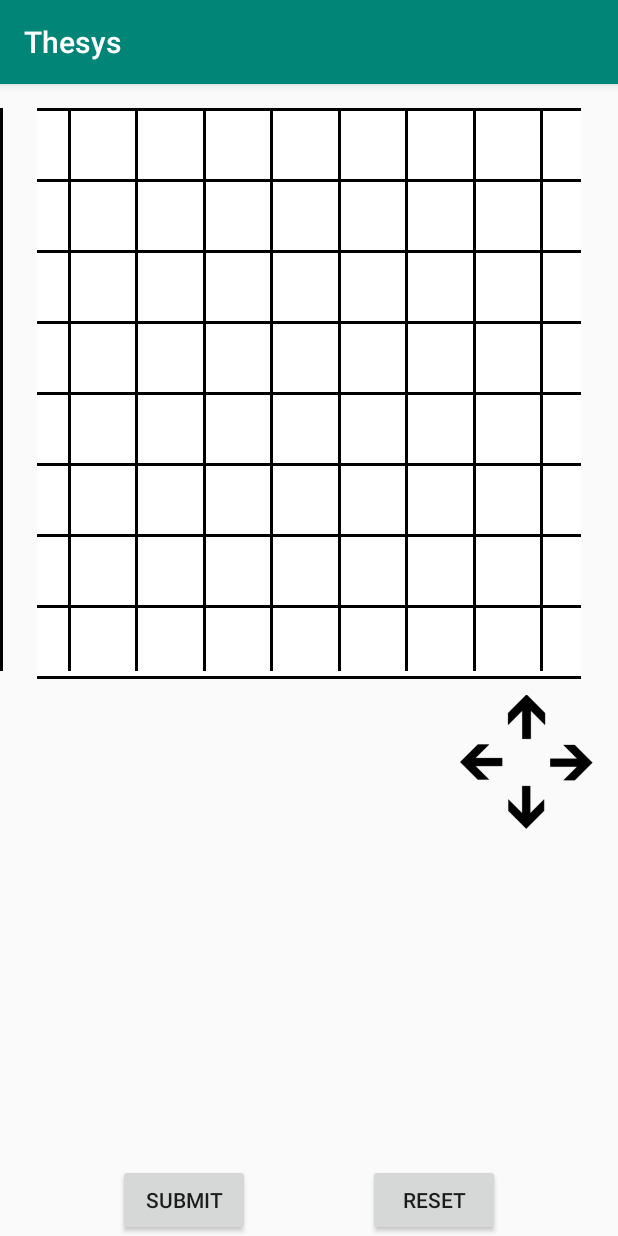
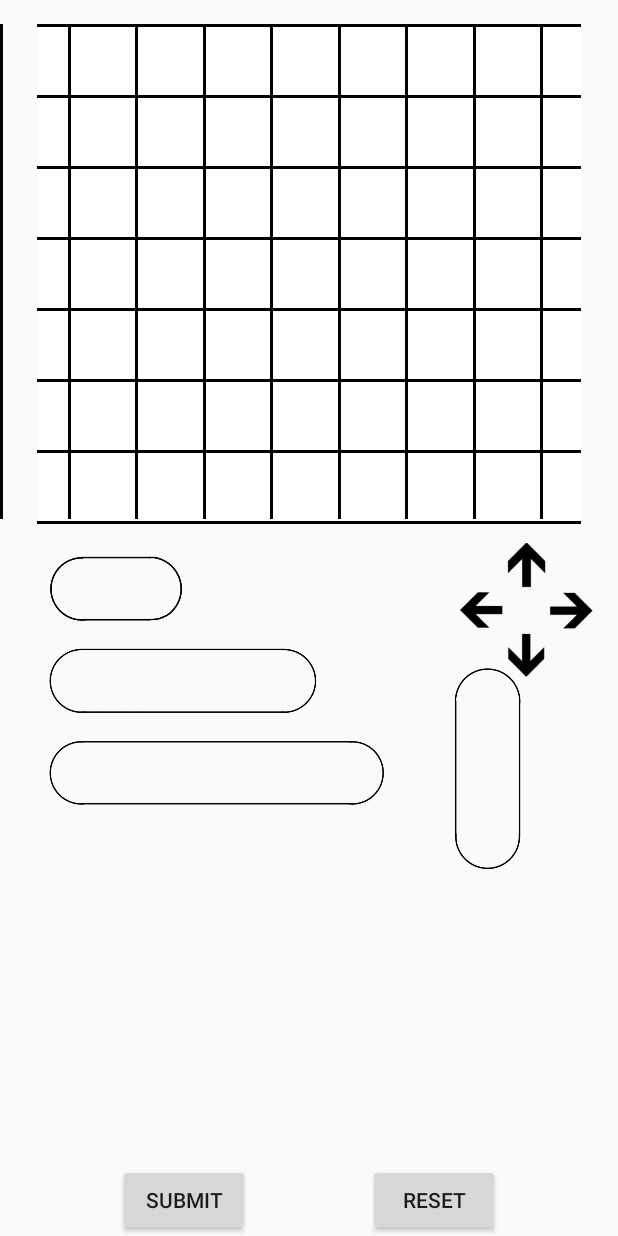
Before and after one commit to Iotaslair/Thesys, an Android app: the screen it shows after launch (MainActivity), on a phone screen of 412 x 824 dp. Run offline under Robolectric (Android 15) with nearby library versions, the phone set to English and light mode, and no system bars.

Commit message:
Got rid of bottom row, fixed up 2Ship, got rid of top bar

```diff
--- a/App/app/src/main/java/com/usable_privacy/thesys/MainActivity.java
+++ b/App/app/src/main/java/com/usable_privacy/thesys/MainActivity.java
@@ -22,7 +22,8 @@ public class MainActivity extends AppCompatActivity {
     int SelectedPiece;
     String PassedPiece;
     ImageView[] selectablePieces;
-    final int squareSize = 45;
+    final int squareSize = 135;
+    final int lineSize = 2;
 
     @SuppressLint("ClickableViewAccessibility")
     @Override
@@ -45,9 +46,21 @@ public class MainActivity extends AppCompatActivity {
 //        board[3].getLayoutParams().height = 300;
 
 
+
         board[3].setOnTouchListener(new View.OnTouchListener() {
             @Override
             public boolean onTouch(View view, MotionEvent motionEvent) {
+                ImageView temp = new ImageView(getApplicationContext());
+
+                String uri = "@drawable/two_ship";
+
+                int imageResource = getResources().getIdentifier(uri, null, getPackageName());
+                Drawable res = getResources().getDrawable(imageResource);
+                temp.setImageDrawable(res);
+
+                board[3].addView(temp);
+//                Log.d("WilliamButt", "" + board[3].getLayoutParams().width);
+                board[3].getLayoutParams().width = 2 * squareSize;
 
                 return true;
             }
@@ -117,14 +130,14 @@ public class MainActivity extends AppCompatActivity {
         board[53] = findViewById(R.id.Chess54);
         board[54] = findViewById(R.id.Chess55);
         board[55] = findViewById(R.id.Chess56);
-        board[56] = findViewById(R.id.Chess57);
-        board[57] = findViewById(R.id.Chess58);
-        board[58] = findViewById(R.id.Chess59);
-        board[59] = findViewById(R.id.Chess60);
-        board[60] = findViewById(R.id.Chess61);
-        board[61] = findViewById(R.id.Chess62);
-        board[62] = findViewById(R.id.Chess63);
-        board[63] = findViewById(R.id.Chess64);
+//        board[56] = findViewById(R.id.Chess57);
+//        board[57] = findViewById(R.id.Chess58);
+//        board[58] = findViewById(R.id.Chess59);
+//        board[59] = findViewById(R.id.Chess60);
+//        board[60] = findViewById(R.id.Chess61);
+//        board[61] = findViewById(R.id.Chess62);
+//        board[62] = findViewById(R.id.Chess63);
+//        board[63] = findViewById(R.id.Chess64);
 
 //        selectablePieces[0] = findViewById(R.id.BlackPawn);
 //        selectablePieces[1] = findViewById(R.id.BlackBishop);
@@ -142,4 +155,8 @@ public class MainActivity extends AppCompatActivity {
 //            pieces[i] = selectablePieces[i].getDrawable();
 //        }
     }
+
+    public int getSquareSize(int value){
+        return value * squareSize + (value * 2);
+    }
 }
--- a/App/app/src/main/res/layout/activity_main.xml
+++ b/App/app/src/main/res/layout/activity_main.xml
@@ -1079,164 +1079,13 @@
             android:layout_height="2dp"
             android:background="@android:color/black" />
 
-        <androidx.constraintlayout.widget.ConstraintLayout
-            android:id="@+id/row8"
-            android:layout_width="wrap_content"
-            android:layout_height="wrap_content">
-
-            <FrameLayout
-                android:id="@+id/Chess57"
-                android:layout_width="45dp"
-                android:layout_height="45dp"
-                app:layout_constraintBottom_toBottomOf="parent"
-                app:layout_constraintEnd_toStartOf="@+id/Chess58"
-                app:layout_constraintHorizontal_bias="0.5"
-                app:layout_constraintStart_toEndOf="parent"
-                app:layout_constraintTop_toTopOf="parent">
-
-                <ImageView
-                    android:id="@+id/Inside57"
-                    android:layout_width="match_parent"
-                    android:layout_height="match_parent"
-                    app:srcCompat="@android:color/white" />
-            </FrameLayout>
-
-            <FrameLayout
-                android:id="@+id/Chess58"
-                android:layout_width="45dp"
-                android:layout_height="45dp"
-                app:layout_constraintBottom_toBottomOf="parent"
-                app:layout_constraintEnd_toStartOf="@+id/Chess59"
-                app:layout_constraintHorizontal_bias="0.5"
-                app:layout_constraintStart_toEndOf="@+id/Chess57"
-                app:layout_constraintTop_toTopOf="parent">
-
-                <ImageView
-                    android:id="@+id/Inside58"
-                    android:layout_width="match_parent"
-                    android:layout_height="match_parent"
-                    app:srcCompat="@android:color/background_light" />
-            </FrameLayout>
-
-            <FrameLayout
-                android:id="@+id/Chess59"
-                android:layout_width="45dp"
-                android:layout_height="45dp"
-                app:layout_constraintBottom_toBottomOf="parent"
-                app:layout_constraintEnd_toStartOf="@+id/Chess60"
-                app:layout_constraintHorizontal_bias="0.5"
-                app:layout_constraintStart_toEndOf="@+id/Chess58"
-                app:layout_constraintTop_toTopOf="parent">
-
-                <ImageView
-                    android:id="@+id/Inside59"
-                    android:layout_width="match_parent"
-                    android:layout_height="match_parent"
-                    app:srcCompat="@android:color/white" />
-            </FrameLayout>
-
-            <FrameLayout
-                android:id="@+id/Chess60"
-                android:layout_width="45dp"
-                android:layout_height="45dp"
-                app:layout_constraintBottom_toBottomOf="parent"
-                app:layout_constraintEnd_toStartOf="@+id/Chess61"
-                app:layout_constraintHorizontal_bias="0.5"
-                app:layout_constraintStart_toEndOf="@+id/Chess59"
-                app:layout_constraintTop_toTopOf="parent">
-
-                <ImageView
-                    android:id="@+id/Inside60"
-                    android:layout_width="match_parent"
-                    android:layout_height="match_parent"
-                    app:srcCompat="@android:color/background_light" />
-            </FrameLayout>
-
-            <FrameLayout
-                android:id="@+id/Chess61"
-                android:layout_width="45dp"
-                android:layout_height="45dp"
-                app:layout_constraintBottom_toBottomOf="parent"
-                app:layout_constraintEnd_toStartOf="@+id/Chess62"
-                app:layout_constraintHorizontal_bias="0.5"
-                app:layout_constraintStart_toEndOf="@+id/Chess60"
-                app:layout_constraintTop_toTopOf="parent">
-
-                <ImageView
-                    android:id="@+id/Inside61"
-                    android:layout_width="match_parent"
-                    android:layout_height="match_parent"
-                    app:srcCompat="@android:color/white" />
-            </FrameLayout>
-
-            <FrameLayout
-                android:id="@+id/Chess62"
-                android:layout_width="45dp"
-                android:layout_height="45dp"
-                app:layout_constraintBottom_toBottomOf="parent"
-                app:layout_constraintEnd_toStartOf="@+id/Chess63"
-                app:layout_constraintHorizontal_bias="0.5"
-                app:layout_constraintStart_toEndOf="@+id/Chess61"
-                app:layout_constraintTop_toTopOf="parent">
-
-                <ImageView
-                    android:id="@+id/Inside62"
-                    android:layout_width="match_parent"
-                    android:layout_height="match_parent"
-                    app:srcCompat="@android:color/background_light" />
-            </FrameLayout>
-
-            <FrameLayout
-                android:id="@+id/Chess63"
-                android:layout_width="45dp"
-                android:layout_height="45dp"
-                app:layout_constraintBottom_toBottomOf="parent"
-                app:layout_constraintEnd_toStartOf="@+id/Chess64"
-                app:layout_constraintHorizontal_bias="0.5"
-                app:layout_constraintStart_toEndOf="@+id/Chess62"
-                app:layout_constraintTop_toTopOf="parent">
-
-                <ImageView
-                    android:id="@+id/Inside63"
-                    android:layout_width="match_parent"
-                    android:layout_height="match_parent"
-                    app:srcCompat="@android:color/white" />
-            </FrameLayout>
-
-            <FrameLayout
-                android:id="@+id/Chess64"
-                android:layout_width="45dp"
-                android:layout_height="45dp"
-                app:layout_constraintBottom_toBottomOf="parent"
-                app:layout_constraintEnd_toStartOf="parent"
-                app:layout_constraintHorizontal_bias="0.5"
-                app:layout_constraintStart_toEndOf="@+id/Chess63"
-                app:layout_constraintTop_toTopOf="parent">
-
-                <ImageView
-                    android:id="@+id/Inside64"
-                    android:layout_width="match_parent"
-                    android:layout_height="match_parent"
-                    app:srcCompat="@android:color/background_light" />
-            </FrameLayout>
-
-        </androidx.constraintlayout.widget.ConstraintLayout>
-
-        <View
-            android:id="@+id/horzLine9"
-            android:layout_width="match_parent"
-            android:layout_height="2dp"
-            android:background="@android:color/black" />
-
     </LinearLayout>
 
     <!-- Horizontal lines -->
     <View
         android:id="@+id/vertLine1"
         android:layout_width="2dp"
-        android:layout_height="375dp"
-        android:layout_marginStart="0dp"
-        android:layout_marginLeft="0dp"
+        android:layout_height="330dp"
         android:layout_marginTop="16dp"
         android:background="@android:color/black"
         app:layout_constraintStart_toStartOf="parent"
@@ -1245,7 +1094,7 @@
     <View
         android:id="@+id/vertLine2"
         android:layout_width="2dp"
-        android:layout_height="375dp"
+        android:layout_height="330dp"
         android:layout_marginStart="45dp"
         android:layout_marginLeft="45dp"
         android:layout_marginTop="16dp"
@@ -1256,7 +1105,7 @@
     <View
         android:id="@+id/vertLine3"
         android:layout_width="2dp"
-        android:layout_height="375dp"
+        android:layout_height="330dp"
         android:layout_marginStart="90dp"
         android:layout_marginLeft="90dp"
         android:layout_marginTop="16dp"
@@ -1267,7 +1116,7 @@
     <View
         android:id="@+id/vertLine4"
         android:layout_width="2dp"
-        android:layout_height="375dp"
+        android:layout_height="330dp"
         android:layout_marginStart="135dp"
         android:layout_marginLeft="135dp"
         android:layout_marginTop="16dp"
@@ -1278,7 +1127,7 @@
     <View
         android:id="@+id/vertLine5"
         android:layout_width="2dp"
-        android:layout_height="375dp"
+        android:layout_height="330dp"
         android:layout_marginStart="180dp"
         android:layout_marginLeft="180dp"
         android:layout_marginTop="16dp"
@@ -1289,7 +1138,7 @@
     <View
         android:id="@+id/vertLine6"
         android:layout_width="2dp"
-        android:layout_height="375dp"
+        android:layout_height="330dp"
         android:layout_marginStart="225dp"
         android:layout_marginLeft="225dp"
         android:layout_marginTop="16dp"
@@ -1300,7 +1149,7 @@
     <View
         android:id="@+id/vertLine7"
         android:layout_width="2dp"
-        android:layout_height="375dp"
+        android:layout_height="330dp"
         android:layout_marginStart="270dp"
         android:layout_marginLeft="270dp"
         android:layout_marginTop="16dp"
@@ -1311,7 +1160,7 @@
     <View
         android:id="@+id/vertLine8"
         android:layout_width="2dp"
-        android:layout_height="375dp"
+        android:layout_height="330dp"
         android:layout_marginStart="315dp"
         android:layout_marginLeft="315dp"
         android:layout_marginTop="16dp"
@@ -1322,7 +1171,7 @@
     <View
         android:id="@+id/vertLine9"
         android:layout_width="2dp"
-        android:layout_height="375dp"
+        android:layout_height="330dp"
         android:layout_marginStart="360dp"
         android:layout_marginLeft="360dp"
         android:layout_marginTop="16dp"
@@ -1353,40 +1202,79 @@
         app:layout_constraintStart_toEndOf="@+id/ChessSubmit" />
 
     <ImageView
-        android:id="@+id/imageView"
+        android:id="@+id/upArrow"
         android:layout_width="30dp"
         android:layout_height="30dp"
         android:layout_marginTop="16dp"
-        app:layout_constraintEnd_toStartOf="@+id/imageView4"
+        app:layout_constraintEnd_toStartOf="@+id/rightArrow"
         app:layout_constraintTop_toBottomOf="@+id/vertLine8"
         app:srcCompat="@drawable/up_arrow" />
 
     <ImageView
-        android:id="@+id/imageView2"
+        android:id="@+id/leftArrow"
         android:layout_width="30dp"
         android:layout_height="30dp"
-        app:layout_constraintEnd_toStartOf="@+id/imageView"
-        app:layout_constraintTop_toBottomOf="@+id/imageView"
+        app:layout_constraintEnd_toStartOf="@+id/upArrow"
+        app:layout_constraintTop_toBottomOf="@+id/upArrow"
         app:srcCompat="@drawable/left_arrow" />
 
     <ImageView
-        android:id="@+id/imageView3"
+        android:id="@+id/downArrow"
         android:layout_width="30dp"
         android:layout_height="30dp"
-        app:layout_constraintEnd_toEndOf="@+id/imageView4"
-        app:layout_constraintStart_toStartOf="@+id/imageView2"
-        app:layout_constraintTop_toBottomOf="@+id/imageView4"
+        app:layout_constraintEnd_toEndOf="@+id/rightArrow"
+        app:layout_constraintStart_toStartOf="@+id/leftArrow"
+        app:layout_constraintTop_toBottomOf="@+id/rightArrow"
         app:srcCompat="@drawable/down_arrow" />
 
     <ImageView
-        android:id="@+id/imageView4"
+        android:id="@+id/rightArrow"
         android:layout_width="30dp"
         android:layout_height="30dp"
         android:layout_marginEnd="16dp"
         android:layout_marginRight="16dp"
         app:layout_constraintEnd_toEndOf="parent"
-        app:layout_constraintTop_toBottomOf="@+id/imageView"
+        app:layout_constraintTop_toBottomOf="@+id/upArrow"
         app:srcCompat="@drawable/right_arrow" />
+
+    <ImageView
+        android:id="@+id/twoShip"
+        android:layout_width="90dp"
+        android:layout_height="45dp"
+        android:layout_marginStart="32dp"
+        android:layout_marginLeft="32dp"
+        android:layout_marginTop="24dp"
+        app:layout_constraintStart_toStartOf="parent"
+        app:layout_constraintTop_toBottomOf="@+id/vertLine3"
+        app:srcCompat="@drawable/two_ship" />
+
+    <ImageView
+        android:id="@+id/threeShip"
+        android:layout_width="135dp"
+        android:layout_height="45dp"
+        android:layout_marginTop="120dp"
+        android:rotation="90"
+        app:layout_constraintStart_toEndOf="@+id/fiveShip"
+        app:layout_constraintTop_toTopOf="@+id/twoShip"
+        app:srcCompat="@drawable/three_ship" />
+
+    <ImageView
+        android:id="@+id/fourShip"
+        android:layout_width="180dp"
+        android:layout_height="45dp"
+        android:layout_marginTop="16dp"
+        app:layout_constraintStart_toStartOf="@+id/twoShip"
+        app:layout_constraintTop_toBottomOf="@+id/twoShip"
+        app:srcCompat="@drawable/four_ship" />
+
+    <ImageView
+        android:id="@+id/fiveShip"
+        android:layout_width="225dp"
+        android:layout_height="45dp"
+        android:layout_marginTop="16dp"
+        app:layout_constraintStart_toStartOf="@+id/fourShip"
+        app:layout_constraintTop_toBottomOf="@+id/fourShip"
+        app:srcCompat="@drawable/five_ship" />
 
 
 </androidx.constraintlayout.widget.ConstraintLayout>
--- a/App/app/src/main/res/values/styles.xml
+++ b/App/app/src/main/res/values/styles.xml
@@ -1,7 +1,7 @@
 <resources>
 
     <!-- Base application theme. -->
-    <style name="AppTheme" parent="Theme.AppCompat.Light.DarkActionBar">
+    <style name="AppTheme" parent="Theme.AppCompat.Light.NoActionBar">
         <!-- Customize your theme here. -->
         <item name="colorPrimary">@color/colorPrimary</item>
         <item name="colorPrimaryDark">@color/colorPrimaryDark</item>
```
Also changed, not shown: App/app/src/main/res/drawable/two_ship.png, 4 other files.
